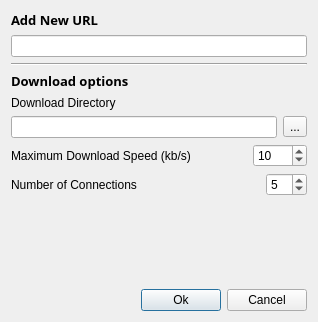
a-atalla/BarqDM, file gui/NewDownloadDialog.ui: the form before one commit.
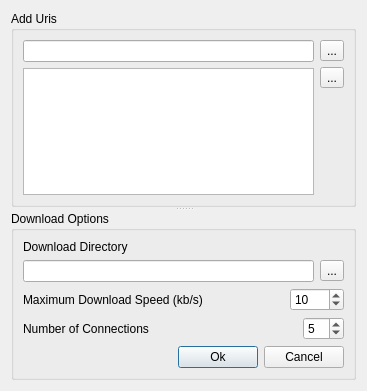
The form after the commit. Icons and pictures are not drawn.

```diff
--- a/gui/NewDownloadDialog.ui
+++ b/gui/NewDownloadDialog.ui
@@ -6,8 +6,8 @@
    <rect>
     <x>0</x>
     <y>0</y>
-    <width>318</width>
-    <height>322</height>
+    <width>367</width>
+    <height>391</height>
    </rect>
   </property>
   <property name="windowTitle">
@@ -17,53 +17,77 @@
    <iconset resource="images.qrc">
     <normaloff>:/images/icons/project-development-new-template.png</normaloff>:/images/icons/project-development-new-template.png</iconset>
   </property>
-  <layout class="QVBoxLayout" name="verticalLayout_2">
+  <layout class="QVBoxLayout" name="verticalLayout_7">
    <item>
-    <layout class="QVBoxLayout" name="verticalLayout_3">
-     <item>
-      <widget class="QLabel" name="label_2">
-       <property name="font">
-        <font>
-         <family>Sans Serif</family>
-         <pointsize>10</pointsize>
-         <weight>75</weight>
-         <bold>true</bold>
-        </font>
-       </property>
-       <property name="text">
-        <string>Add New URL</string>
-       </property>
-      </widget>
-     </item>
-     <item>
-      <widget class="QLineEdit" name="edtUrl"/>
-     </item>
-    </layout>
-   </item>
-   <item>
-    <widget class="Line" name="line">
+    <widget class="QSplitter" name="splitter">
      <property name="orientation">
-      <enum>Qt::Horizontal</enum>
+      <enum>Qt::Vertical</enum>
      </property>
-    </widget>
-   </item>
+     <widget class="QGroupBox" name="groupBox">
+      <property name="title">
+       <string>Add Uris</string>
+      </property>
+      <layout class="QHBoxLayout" name="horizontalLayout_5">
    <item>
     <layout class="QVBoxLayout" name="verticalLayout">
      <item>
-      <widget class="QLabel" name="label_3">
-       <property name="font">
-        <font>
-         <family>Sans Serif</family>
-         <pointsize>10</pointsize>
-         <weight>75</weight>
-         <bold>true</bold>
-        </font>
-       </property>
+          <widget class="QLineEdit" name="edtUrl"/>
+         </item>
+         <item>
+          <widget class="QListWidget" name="listWidget"/>
+         </item>
+        </layout>
+       </item>
+       <item>
+        <layout class="QVBoxLayout" name="verticalLayout_2">
+         <item>
+          <widget class="QToolButton" name="toolButton">
+           <property name="text">
+            <string>...</string>
+           </property>
+           <property name="icon">
+            <iconset resource="images.qrc">
+             <normaloff>:/images/icons/list-add.png</normaloff>:/images/icons/list-add.png</iconset>
+           </property>
+          </widget>
+         </item>
+         <item>
+          <widget class="QToolButton" name="toolButton_2">
        <property name="text">
-        <string>Download options</string>
-       </property>
-      </widget>
-     </item>
+            <string>...</string>
+           </property>
+           <property name="icon">
+            <iconset resource="images.qrc">
+             <normaloff>:/images/icons/list-remove.png</normaloff>:/images/icons/list-remove.png</iconset>
+           </property>
+          </widget>
+         </item>
+         <item>
+          <spacer name="verticalSpacer_2">
+           <property name="orientation">
+            <enum>Qt::Vertical</enum>
+           </property>
+           <property name="sizeHint" stdset="0">
+            <size>
+             <width>20</width>
+             <height>40</height>
+            </size>
+           </property>
+          </spacer>
+         </item>
+        </layout>
+       </item>
+      </layout>
+     </widget>
+     <widget class="QGroupBox" name="groupBox_2">
+      <property name="title">
+       <string>Download Options</string>
+      </property>
+      <layout class="QVBoxLayout" name="verticalLayout_6">
+       <item>
+        <layout class="QVBoxLayout" name="verticalLayout_5">
+         <item>
+          <layout class="QVBoxLayout" name="verticalLayout_4">
      <item>
       <widget class="QLabel" name="label">
        <property name="text">
@@ -85,6 +109,8 @@
        </item>
       </layout>
      </item>
+          </layout>
+         </item>
      <item>
       <layout class="QHBoxLayout" name="horizontalLayout">
        <item>
@@ -151,21 +177,6 @@
       </layout>
      </item>
      <item>
-      <spacer name="verticalSpacer">
-       <property name="orientation">
-        <enum>Qt::Vertical</enum>
-       </property>
-       <property name="sizeHint" stdset="0">
-        <size>
-         <width>20</width>
-         <height>40</height>
-        </size>
-       </property>
-      </spacer>
-     </item>
-    </layout>
-   </item>
-   <item>
     <layout class="QHBoxLayout" name="horizontalLayout_4">
      <item>
       <spacer name="horizontalSpacer">
@@ -203,6 +214,12 @@
       </widget>
      </item>
     </layout>
+         </item>
+        </layout>
+       </item>
+      </layout>
+     </widget>
+    </widget>
    </item>
   </layout>
  </widget>
```
Lines whose indentation alone changed are shown as unchanged.
